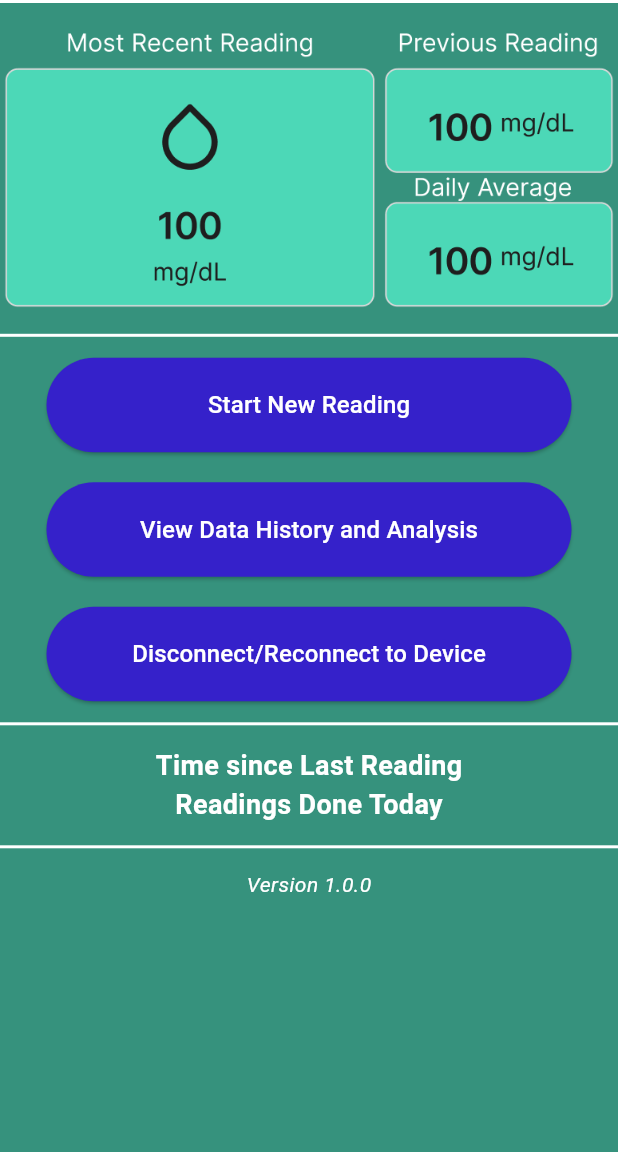
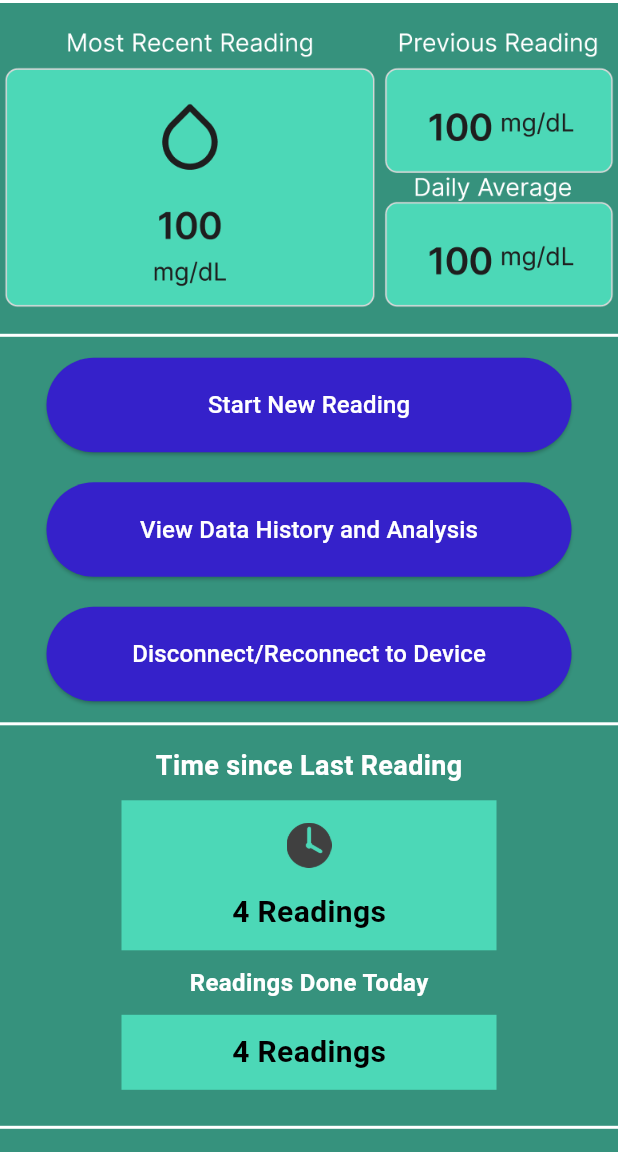
Before and after one commit to RicePandaaaa/KHealth, a Flutter app: the screen it shows after launch, on a phone screen of 412 x 824 dp, the part 84-1236 px from its top. Run offline on Flutter 3.47's test engine with Material 3 defaults, Android fonts, the phone set to English and light mode, and no system bars.

Commit message:
Finish readings info section

```diff
--- a/android_app/lib/screens/home_screen.dart
+++ b/android_app/lib/screens/home_screen.dart
@@ -120,12 +120,61 @@ class HomeScreen extends StatelessWidget {
               ),
             ),
 
+            Padding(
+              padding: const EdgeInsets.symmetric(vertical: 10),
+              child: Container(
+                height: 100,
+                width: 250,
+                color: const Color(0xFF4CD8B7),
+                alignment: Alignment.center,
+                child: Column(
+                  children: [
+                    Padding(
+                      padding: const EdgeInsets.symmetric(vertical: 15),
+                      child: Image.asset(
+                        'assets/images/clock.png',
+                        height: 30,
+                      ),
+                    ),
+
+                    const Text(
+                      '4 Readings',
+                      style: TextStyle(
+                        color: Colors.black,
+                        fontSize: 20,
+                        fontWeight: FontWeight.bold,
+
+                      ),
+                    ),
+                  ],
+                ),
+              ),
+            ),
+
             const Text(
               'Readings Done Today',
               style: TextStyle(
                 color: Colors.white,
-                fontSize: 18,
+                fontSize: 16,
                 fontWeight: FontWeight.bold,
+              ),
+            ),
+
+            Padding (
+              padding: const EdgeInsets.symmetric(vertical: 10),
+              child: Container(
+                height: 50,
+                width: 250,
+                color: const Color(0xFF4CD8B7),
+                alignment: Alignment.center,
+                child: const Text(
+                  '4 Readings',
+                  style: TextStyle(
+                    color: Colors.black,
+                    fontSize: 20,
+                    fontWeight: FontWeight.bold,
+                  ),
+                ),
               ),
             ),
 
--- a/android_app/pubspec.yaml
+++ b/android_app/pubspec.yaml
@@ -64,6 +64,7 @@ flutter:
       - assets/images/home_readings_filler.png
       - assets/images/home_time_filler.png
       - assets/images/data_screen_filler.png
+      - assets/images/clock.png
   #   - images/a_dot_ham.jpeg
 
   # An image asset can refer to one or more resolution-specific "variants", see
```
Also changed, not shown: android_app/assets/images/clock.png (added).
